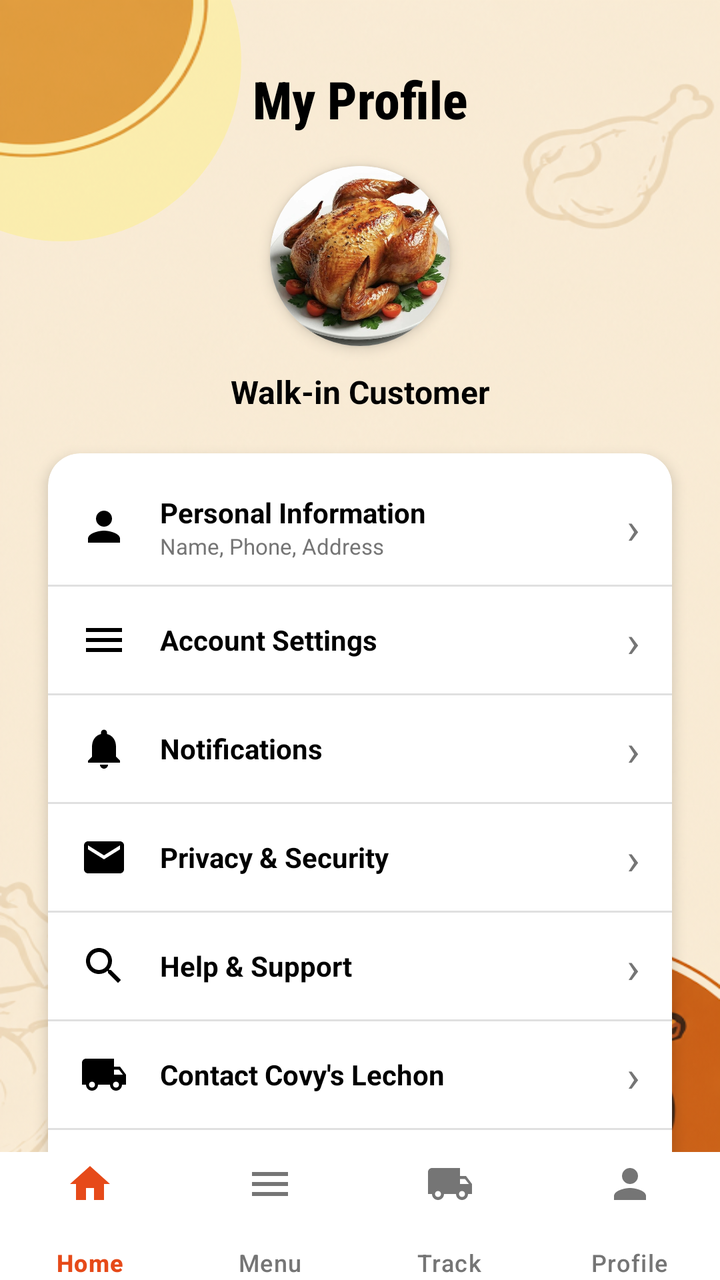
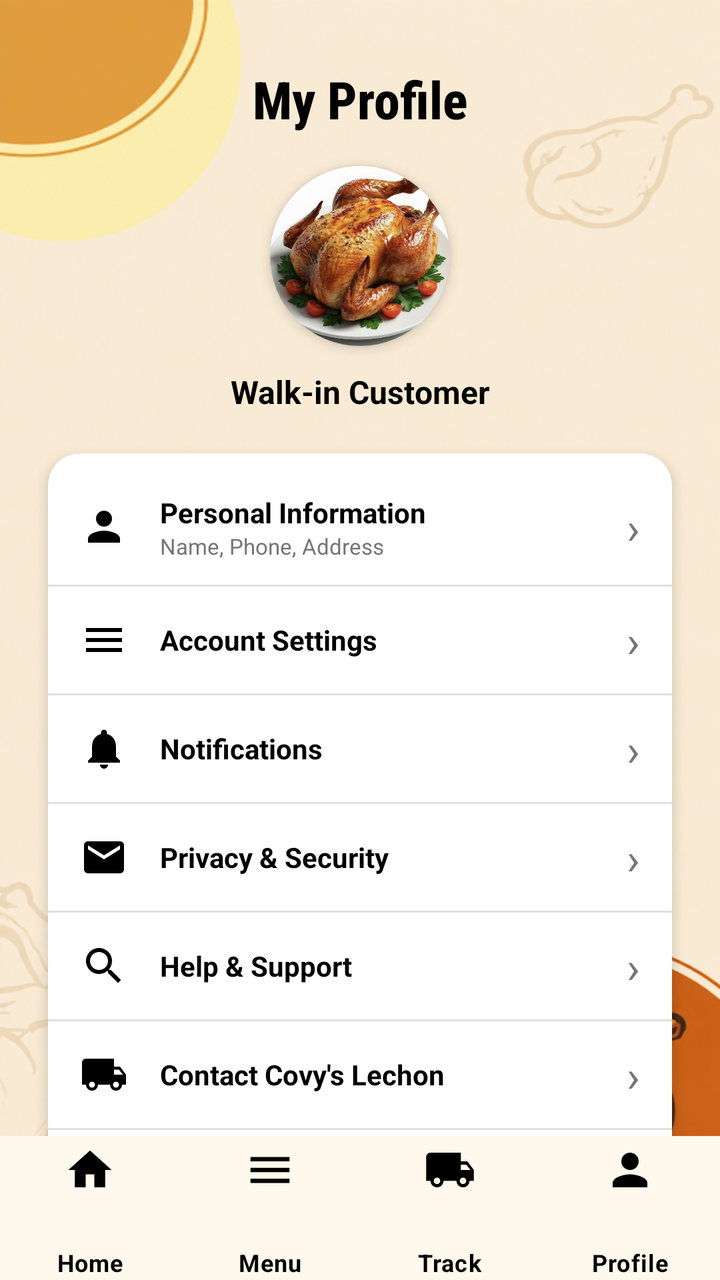

Screens rendered from an Android XML layout before and after an edit, with the pre-edit source and the edit as a unified diff.
<!-- AndroidManifest.xml: application theme Theme.CoyvSplashScreen -->
<!-- res/layout/profile.xml -->
<?xml version="1.0" encoding="utf-8"?>
<androidx.constraintlayout.widget.ConstraintLayout xmlns:android="http://schemas.android.com/apk/res/android"
    xmlns:app="http://schemas.android.com/apk/res-auto"
    xmlns:tools="http://schemas.android.com/tools"
    android:id="@+id/main"
    android:layout_width="match_parent"
    android:layout_height="match_parent"
    android:background="@drawable/signinbackgoundimage"
    tools:context=".ProfileActivity">

    
    <View
        android:id="@+id/view_decoration_top"
        android:layout_width="180dp"
        android:layout_height="180dp"
        android:layout_marginStart="-60dp"
        android:layout_marginTop="-60dp"
        android:alpha="0.4"
        android:background="@drawable/bg_circle_decoration"
        app:layout_constraintStart_toStartOf="parent"
        app:layout_constraintTop_toTopOf="parent" />

    <androidx.core.widget.NestedScrollView
        android:layout_width="match_parent"
        android:layout_height="0dp"
        android:fillViewport="true"
        app:layout_constraintBottom_toTopOf="@+id/bottom_navigation"
        app:layout_constraintTop_toTopOf="parent">

        <androidx.constraintlayout.widget.ConstraintLayout
            android:layout_width="match_parent"
            android:layout_height="wrap_content"
            android:paddingBottom="24dp">

            
            <TextView
                android:id="@+id/tv_my_profile"
                android:layout_width="wrap_content"
                android:layout_height="wrap_content"
                android:layout_marginTop="32dp"
                android:fontFamily="sans-serif-condensed-medium"
                android:text="My Profile"
                android:textColor="@color/black"
                android:textSize="26sp"
                android:textStyle="bold"
                app:layout_constraintEnd_toEndOf="parent"
                app:layout_constraintStart_toStartOf="parent"
                app:layout_constraintTop_toTopOf="parent" />

            
            <androidx.cardview.widget.CardView
                android:id="@+id/cv_avatar"
                android:layout_width="90dp"
                android:layout_height="90dp"
                android:layout_marginTop="16dp"
                app:cardCornerRadius="45dp"
                app:cardElevation="4dp"
                app:layout_constraintEnd_toEndOf="parent"
                app:layout_constraintStart_toStartOf="parent"
                app:layout_constraintTop_toBottomOf="@+id/tv_my_profile">

                <ImageView
                    android:id="@+id/iv_avatar"
                    android:layout_width="match_parent"
                    android:layout_height="match_parent"
                    android:contentDescription="Profile Picture"
                    android:scaleType="centerCrop"
                    android:src="@drawable/f423b4974f4dd7924f11f1bad41bf1b4" />
            </androidx.cardview.widget.CardView>

            
            <TextView
                android:id="@+id/tv_customer_name"
                android:layout_width="wrap_content"
                android:layout_height="wrap_content"
                android:layout_marginTop="12dp"
                android:text="Walk-in Customer"
                android:textColor="@color/black"
                android:textSize="16sp"
                android:textStyle="bold"
                app:layout_constraintEnd_toEndOf="parent"
                app:layout_constraintStart_toStartOf="parent"
                app:layout_constraintTop_toBottomOf="@+id/cv_avatar" />

            
            <androidx.cardview.widget.CardView
                android:id="@+id/cv_options"
                android:layout_width="0dp"
                android:layout_height="wrap_content"
                android:layout_marginStart="24dp"
                android:layout_marginTop="20dp"
                android:layout_marginEnd="24dp"
                app:cardCornerRadius="16dp"
                app:cardElevation="4dp"
                app:layout_constraintEnd_toEndOf="parent"
                app:layout_constraintStart_toStartOf="parent"
                app:layout_constraintTop_toBottomOf="@+id/tv_customer_name">

                <LinearLayout
                    android:layout_width="match_parent"
                    android:layout_height="wrap_content"
                    android:orientation="vertical"
                    android:paddingVertical="8dp">

                    
                    <LinearLayout
                        android:id="@+id/layout_personal_info"
                        android:layout_width="match_parent"
                        android:layout_height="wrap_content"
                        android:background="?attr/selectableItemBackground"
                        android:gravity="center_vertical"
                        android:orientation="horizontal"
                        android:paddingHorizontal="16dp"
                        android:paddingVertical="12dp">

                        <ImageView
                            android:layout_width="24dp"
                            android:layout_height="24dp"
                            android:contentDescription="Personal Info"
                            android:src="@drawable/ic_profile"
                            app:tint="@color/black" />

                        <LinearLayout
                            android:layout_width="0dp"
                            android:layout_height="wrap_content"
                            android:layout_weight="1"
                            android:layout_marginStart="16dp"
                            android:orientation="vertical">

                            <TextView
                                android:layout_width="wrap_content"
                                android:layout_height="wrap_content"
                                android:text="Personal Information"
                                android:textColor="@color/black"
                                android:textSize="14sp"
                                android:textStyle="bold" />

                            <TextView
                                android:layout_width="wrap_content"
                                android:layout_height="wrap_content"
                                android:text="Name, Phone, Address"
                                android:textColor="@color/text_grey"
                                android:textSize="11sp" />
                        </LinearLayout>

                        <TextView
                            android:layout_width="wrap_content"
                            android:layout_height="wrap_content"
                            android:text="›"
                            android:textColor="@color/text_grey"
                            android:textSize="22sp" />
                    </LinearLayout>

                    
                    <View
                        android:layout_width="match_parent"
                        android:layout_height="1dp"
                        android:background="#E0E0E0" />

                    
                    <LinearLayout
                        android:id="@+id/layout_account_settings"
                        android:layout_width="match_parent"
                        android:layout_height="wrap_content"
                        android:background="?attr/selectableItemBackground"
                        android:gravity="center_vertical"
                        android:orientation="horizontal"
                        android:paddingHorizontal="16dp"
                        android:paddingVertical="12dp">

                        <ImageView
                            android:layout_width="24dp"
                            android:layout_height="24dp"
                            android:contentDescription="Settings"
                            android:src="@drawable/ic_menu"
                            app:tint="@color/black" />

                        <TextView
                            android:layout_width="0dp"
                            android:layout_height="wrap_content"
                            android:layout_weight="1"
                            android:layout_marginStart="16dp"
                            android:text="Account Settings"
                            android:textColor="@color/black"
                            android:textSize="14sp"
                            android:textStyle="bold" />

                        <TextView
                            android:layout_width="wrap_content"
                            android:layout_height="wrap_content"
                            android:text="›"
                            android:textColor="@color/text_grey"
                            android:textSize="22sp" />
                    </LinearLayout>

                    <View
                        android:layout_width="match_parent"
                        android:layout_height="1dp"
                        android:background="#E0E0E0" />

                    
                    <LinearLayout
                        android:id="@+id/layout_notifications"
                        android:layout_width="match_parent"
                        android:layout_height="wrap_content"
                        android:background="?attr/selectableItemBackground"
                        android:gravity="center_vertical"
                        android:orientation="horizontal"
                        android:paddingHorizontal="16dp"
                        android:paddingVertical="12dp">

                        <ImageView
                            android:layout_width="24dp"
                            android:layout_height="24dp"
                            android:contentDescription="Notifications"
                            android:src="@drawable/ic_notifications"
                            app:tint="@color/black" />

                        <TextView
                            android:layout_width="0dp"
                            android:layout_height="wrap_content"
                            android:layout_weight="1"
                            android:layout_marginStart="16dp"
                            android:text="Notifications"
                            android:textColor="@color/black"
                            android:textSize="14sp"
                            android:textStyle="bold" />

                        <TextView
                            android:layout_width="wrap_content"
                            android:layout_height="wrap_content"
                            android:text="›"
                            android:textColor="@color/text_grey"
                            android:textSize="22sp" />
                    </LinearLayout>

                    <View
                        android:layout_width="match_parent"
                        android:layout_height="1dp"
                        android:background="#E0E0E0" />

                    
                    <LinearLayout
                        android:id="@+id/layout_privacy"
                        android:layout_width="match_parent"
                        android:layout_height="wrap_content"
                        android:background="?attr/selectableItemBackground"
                        android:gravity="center_vertical"
                        android:orientation="horizontal"
                        android:paddingHorizontal="16dp"
                        android:paddingVertical="12dp">

                        <ImageView
                            android:layout_width="24dp"
                            android:layout_height="24dp"
                            android:contentDescription="Privacy"
                            android:src="@drawable/baseline_mail_24"
                            app:tint="@color/black" />

                        <TextView
                            android:layout_width="0dp"
                            android:layout_height="wrap_content"
                            android:layout_marginStart="16dp"
                            android:layout_weight="1"
                            android:text="Privacy &amp; Security"
                            android:textColor="@color/black"
                            android:textSize="14sp"
                            android:textStyle="bold" />

                        <TextView
                            android:layout_width="wrap_content"
                            android:layout_height="wrap_content"
                            android:text="›"
                            android:textColor="@color/text_grey"
                            android:textSize="22sp" />
                    </LinearLayout>

                    <View
                        android:layout_width="match_parent"
                        android:layout_height="1dp"
                        android:background="#E0E0E0" />

                    
                    <LinearLayout
                        android:id="@+id/layout_help"
                        android:layout_width="match_parent"
                        android:layout_height="wrap_content"
                        android:background="?attr/selectableItemBackground"
                        android:gravity="center_vertical"
                        android:orientation="horizontal"
                        android:paddingHorizontal="16dp"
                        android:paddingVertical="12dp">

                        <ImageView
                            android:layout_width="24dp"
                            android:layout_height="24dp"
                            android:contentDescription="Help"
                            android:src="@drawable/ic_search"
                            app:tint="@color/black" />

                        <TextView
                            android:layout_width="0dp"
                            android:layout_height="wrap_content"
                            android:layout_marginStart="16dp"
                            android:layout_weight="1"
                            android:text="Help &amp; Support"
                            android:textColor="@color/black"
                            android:textSize="14sp"
                            android:textStyle="bold" />

                        <TextView
                            android:layout_width="wrap_content"
                            android:layout_height="wrap_content"
                            android:text="›"
                            android:textColor="@color/text_grey"
                            android:textSize="22sp" />
                    </LinearLayout>

                    <View
                        android:layout_width="match_parent"
                        android:layout_height="1dp"
                        android:background="#E0E0E0" />

                    
                    <LinearLayout
                        android:id="@+id/layout_contact"
                        android:layout_width="match_parent"
                        android:layout_height="wrap_content"
                        android:background="?attr/selectableItemBackground"
                        android:gravity="center_vertical"
                        android:orientation="horizontal"
                        android:paddingHorizontal="16dp"
                        android:paddingVertical="12dp">

                        <ImageView
                            android:layout_width="24dp"
                            android:layout_height="24dp"
                            android:contentDescription="Contact"
                            android:src="@drawable/ic_track"
                            app:tint="@color/black" />

                        <TextView
                            android:layout_width="0dp"
                            android:layout_height="wrap_content"
                            android:layout_marginStart="16dp"
                            android:layout_weight="1"
                            android:text="Contact Covy\'s Lechon"
                            android:textColor="@color/black"
                            android:textSize="14sp"
                            android:textStyle="bold" />

                        <TextView
                            android:layout_width="wrap_content"
                            android:layout_height="wrap_content"
                            android:text="›"
                            android:textColor="@color/text_grey"
                            android:textSize="22sp" />
                    </LinearLayout>

                    <View
                        android:layout_width="match_parent"
                        android:layout_height="1dp"
                        android:background="#E0E0E0" />

                    
                    <LinearLayout
                        android:id="@+id/layout_about"
                        android:layout_width="match_parent"
                        android:layout_height="wrap_content"
                        android:background="?attr/selectableItemBackground"
                        android:gravity="center_vertical"
                        android:orientation="horizontal"
                        android:paddingHorizontal="16dp"
                        android:paddingVertical="12dp">

                        <ImageView
                            android:layout_width="24dp"
                            android:layout_height="24dp"
                            android:contentDescription="About Us"
                            android:src="@drawable/ic_home"
                            app:tint="@color/black" />

                        <TextView
                            android:layout_width="0dp"
                            android:layout_height="wrap_content"
                            android:layout_marginStart="16dp"
                            android:layout_weight="1"
                            android:text="About Us"
                            android:textColor="@color/black"
                            android:textSize="14sp"
                            android:textStyle="bold" />

                        <TextView
                            android:layout_width="wrap_content"
                            android:layout_height="wrap_content"
                            android:text="›"
                            android:textColor="@color/text_grey"
                            android:textSize="22sp" />
                    </LinearLayout>

                </LinearLayout>
            </androidx.cardview.widget.CardView>

            
            <Button
                android:id="@+id/btn_logout"
                android:layout_width="0dp"
                android:layout_height="50dp"
                android:layout_marginStart="24dp"
                android:layout_marginTop="20dp"
                android:layout_marginEnd="24dp"
                android:backgroundTint="#FFE0B2"
                android:text="Log Out"
                android:textColor="@color/orange_dark"
                android:textSize="16sp"
                android:textStyle="bold"
                app:cornerRadius="12dp"
                app:layout_constraintEnd_toEndOf="parent"
                app:layout_constraintStart_toStartOf="parent"
                app:layout_constraintTop_toBottomOf="@+id/cv_options" />

        </androidx.constraintlayout.widget.ConstraintLayout>
    </androidx.core.widget.NestedScrollView>

    <com.google.android.material.bottomnavigation.BottomNavigationView
        android:id="@+id/bottom_navigation"
        android:layout_width="match_parent"
        android:layout_height="64dp"
        android:background="@color/white"
        android:elevation="8dp"
        app:itemActiveIndicatorStyle="@null"
        app:itemIconTint="@color/bottom_nav_color_selector"
        app:itemTextColor="@color/bottom_nav_color_selector"
        app:labelVisibilityMode="labeled"
        app:itemIconSize="24dp"
        app:itemPaddingTop="4dp"
        app:itemPaddingBottom="4dp"
        app:layout_constraintBottom_toBottomOf="parent"
        app:layout_constraintStart_toStartOf="parent"
        app:layout_constraintEnd_toEndOf="parent"
        app:menu="@menu/bottom_nav_menu" />

</androidx.constraintlayout.widget.ConstraintLayout>
<!-- resources referenced by this layout -->
<resources>
  <color name="black">#FF000000</color>
  <color name="orange_dark">#E64A19</color>
  <color name="text_grey">#757575</color>
  <color name="white">#FFFFFFFF</color>
  <!-- drawable baseline_mail_24 (drawable) -->
  <vector xmlns:android="http://schemas.android.com/apk/res/android" android:height="24dp" android:tint="#000000" android:viewportHeight="24" android:viewportWidth="24" android:width="24dp">
      <path android:fillColor="@android:color/white" android:pathData="M20,4L4,4c-1.1,0 -1.99,0.9 -1.99,2L2,18c0,1.1 0.9,2 2,2h16c1.1,0 2,-0.9 2,-2L22,6c0,-1.1 -0.9,-2 -2,-2zM20,8l-8,5 -8,-5L4,6l8,5 8,-5v2z"/>
  </vector>
  <!-- drawable bg_circle_decoration (drawable) -->
  <shape xmlns:android="http://schemas.android.com/apk/res/android"
      android:shape="oval">
      <solid android:color="#FFF176" />
  </shape>
  <!-- drawable ic_home (drawable) -->
  <vector xmlns:android="http://schemas.android.com/apk/res/android"
      android:width="24dp"
      android:height="24dp"
      android:viewportWidth="24"
      android:viewportHeight="24">
      <path
          android:fillColor="#000000"
          android:pathData="M10,20v-6h4v6h5v-8h3L12,3 2,12h3v8z" />
  </vector>
  <!-- drawable ic_menu (drawable) -->
  <vector xmlns:android="http://schemas.android.com/apk/res/android"
      android:width="24dp"
      android:height="24dp"
      android:viewportWidth="24"
      android:viewportHeight="24">
      <path
          android:fillColor="#000000"
          android:pathData="M3,18h18v-2H3V18z M3,13h18v-2H3V13z M3,6v2h18V6H3z" />
  </vector>
  <!-- drawable ic_notifications (drawable) -->
  <vector xmlns:android="http://schemas.android.com/apk/res/android"
      android:width="24dp"
      android:height="24dp"
      android:viewportWidth="24"
      android:viewportHeight="24">
      <path
          android:fillColor="#000000"
          android:pathData="M12,22c1.1,0 2,-0.9 2,-2h-4c0,1.1 0.89,2 2,2zm6,-6v-5c0,-3.07 -1.64,-5.64 -4.5,-6.32V4c0,-0.83 -0.67,-1.5 -1.5,-1.5s-1.5,0.67 -1.5,1.5v0.68C7.63,5.36 6,7.92 6,11v5l-2,2v1h16v-1l-2,-2z" />
  </vector>
  <!-- drawable ic_profile (drawable) -->
  <vector xmlns:android="http://schemas.android.com/apk/res/android"
      android:width="24dp"
      android:height="24dp"
      android:viewportWidth="24"
      android:viewportHeight="24">
      <path
          android:fillColor="#000000"
          android:pathData="M12,12c2.21,0 4,-1.79 4,-4s-1.79,-4 -4,-4 -4,1.79 -4,4 1.79,4 4,4zm0,2c-2.67,0 -8,1.34 -8,4v2h16v-2c0,-2.66 -5.33,-4 -8,-4z" />
  </vector>
  <!-- drawable ic_search (drawable) -->
  <vector xmlns:android="http://schemas.android.com/apk/res/android"
      android:width="24dp"
      android:height="24dp"
      android:viewportWidth="24"
      android:viewportHeight="24">
      <path
          android:fillColor="#000000"
          android:pathData="M15.5,14h-0.79l-0.28,-0.27C15.41,12.59 16,11.11 16,9.5 16,5.91 13.09,3 9.5,3S3,5.91 3,9.5 5.91,16 9.5,16c1.61,0 3.09,-0.59 4.23,-1.57l0.27,0.28v0.79l5,4.99L20.49,19l-4.99,-5zm-6,0C7.01,14 5,11.99 5,9.5S7.01,5 9.5,5 14,7.01 14,9.5 11.99,14 9.5,14z" />
  </vector>
  <style name="Theme.CoyvSplashScreen" parent="Base.Theme.CoyvSplashScreen" />
  <style name="Base.Theme.CoyvSplashScreen" parent="Theme.Material3.DayNight.NoActionBar">
          
          
      </style>
  <!-- unchanged entries left out for length: 3 -->
</resources>

<!-- the commit's change to res/layout/profile.xml (unified diff, before → after) -->
@@ -425,16 +425,18 @@
     <com.google.android.material.bottomnavigation.BottomNavigationView
         android:id="@+id/bottom_navigation"
         android:layout_width="match_parent"
-        android:layout_height="64dp"
-        android:background="@color/white"
+        android:layout_height="72dp"
+        android:background="#FFF8EC"
         android:elevation="8dp"
-        app:itemActiveIndicatorStyle="@null"
-        app:itemIconTint="@color/bottom_nav_color_selector"
-        app:itemTextColor="@color/bottom_nav_color_selector"
+        app:itemActiveIndicatorStyle="@style/CustomActiveIndicator"
+        app:itemIconTint="@color/black"
+        app:itemTextColor="@color/black"
         app:labelVisibilityMode="labeled"
-        app:itemIconSize="24dp"
+        app:itemIconSize="26dp"
         app:itemPaddingTop="4dp"
         app:itemPaddingBottom="4dp"
+        app:itemTextAppearanceActive="@style/BottomNavTextStyle"
+        app:itemTextAppearanceInactive="@style/BottomNavTextStyle"
         app:layout_constraintBottom_toBottomOf="parent"
         app:layout_constraintStart_toStartOf="parent"
         app:layout_constraintEnd_toEndOf="parent"
<!-- resource entries referenced after the edit -->
@@ -3,7 +3,6 @@
   <color name="black">#FF000000</color>
   <color name="orange_dark">#E64A19</color>
   <color name="text_grey">#757575</color>
-  <color name="white">#FFFFFFFF</color>
   <!-- drawable baseline_mail_24 (drawable) -->
   <vector xmlns:android="http://schemas.android.com/apk/res/android" android:height="24dp" android:tint="#000000" android:viewportHeight="24" android:viewportWidth="24" android:width="24dp">
       <path android:fillColor="@android:color/white" android:pathData="M20,4L4,4c-1.1,0 -1.99,0.9 -1.99,2L2,18c0,1.1 0.9,2 2,2h16c1.1,0 2,-0.9 2,-2L22,6c0,-1.1 -0.9,-2 -2,-2zM20,8l-8,5 -8,-5L4,6l8,5 8,-5v2z"/>
@@ -63,9 +62,17 @@
           android:fillColor="#000000"
           android:pathData="M15.5,14h-0.79l-0.28,-0.27C15.41,12.59 16,11.11 16,9.5 16,5.91 13.09,3 9.5,3S3,5.91 3,9.5 5.91,16 9.5,16c1.61,0 3.09,-0.59 4.23,-1.57l0.27,0.28v0.79l5,4.99L20.49,19l-4.99,-5zm-6,0C7.01,14 5,11.99 5,9.5S7.01,5 9.5,5 14,7.01 14,9.5 11.99,14 9.5,14z" />
   </vector>
+  <style name="BottomNavTextStyle" parent="TextAppearance.Material3.BodySmall">
+          <item name="android:textSize">12sp</item>
+          <item name="android:textStyle">bold</item>
+          <item name="android:gravity">center</item>
+          <item name="android:textColor">@color/black</item>
+      </style>
+  <style name="CustomActiveIndicator" parent="Widget.Material3.BottomNavigationView.ActiveIndicator">
+          <item name="android:color">#FFE8C5</item>
+      </style>
   <style name="Theme.CoyvSplashScreen" parent="Base.Theme.CoyvSplashScreen" />
   <style name="Base.Theme.CoyvSplashScreen" parent="Theme.Material3.DayNight.NoActionBar">
-          
           
       </style>
   <!-- unchanged entries left out for length: 3 -->
